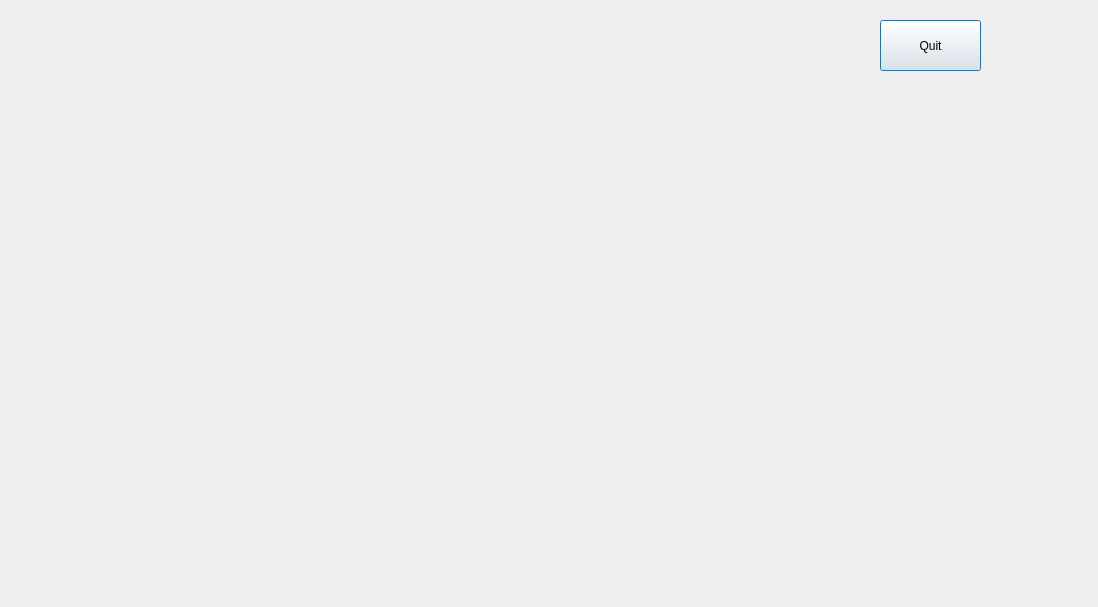
Old version of the form exp/gamewidget.ui in the repository SahibAlMowt/Monopoly.
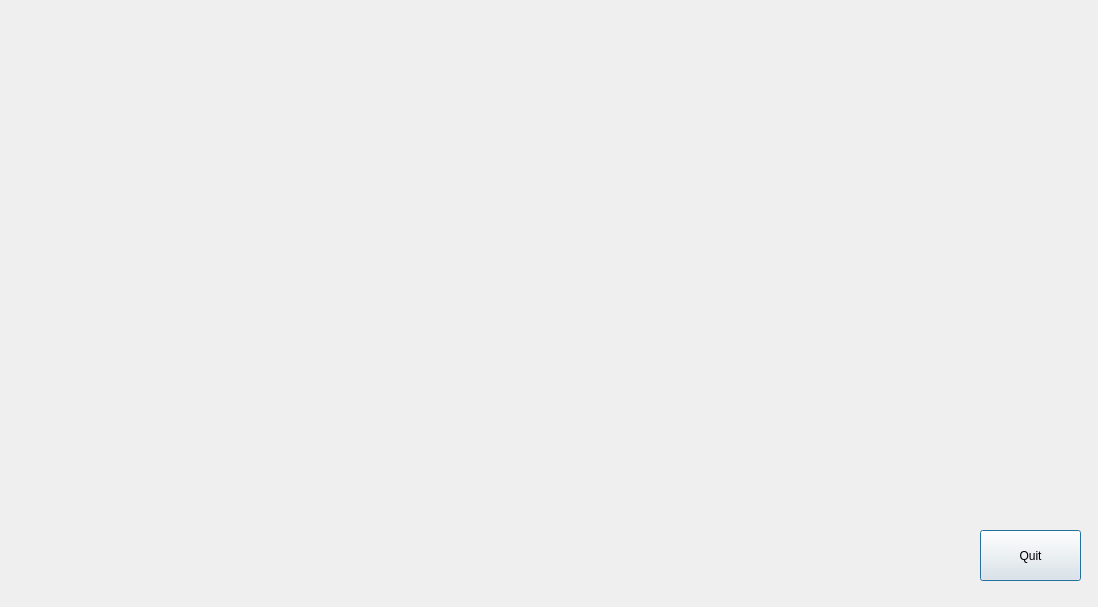
New version of the form.

Commit message: fixed the board && some trouble with quit button

Diff of the .ui file:
```diff
--- a/exp/gamewidget.ui
+++ b/exp/gamewidget.ui
@@ -22,8 +22,8 @@
   <widget class="QPushButton" name="quit_button">
    <property name="geometry">
     <rect>
-     <x>880</x>
-     <y>20</y>
+     <x>980</x>
+     <y>530</y>
      <width>101</width>
      <height>51</height>
     </rect>
```
The commit also changes 1 other file.
